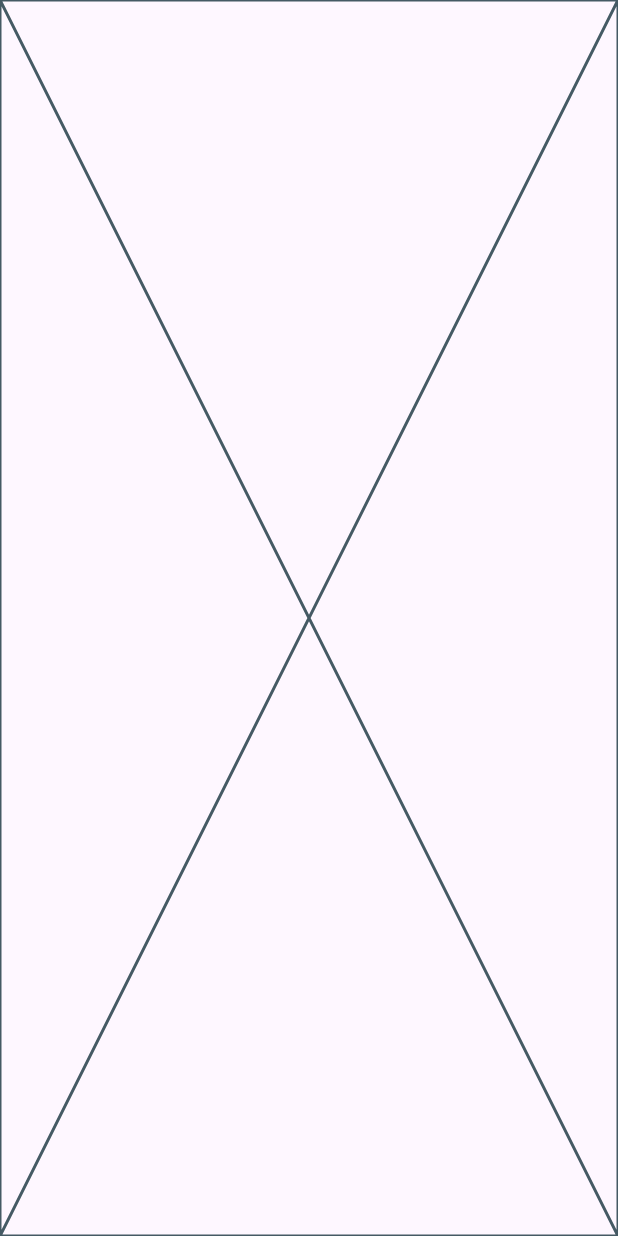
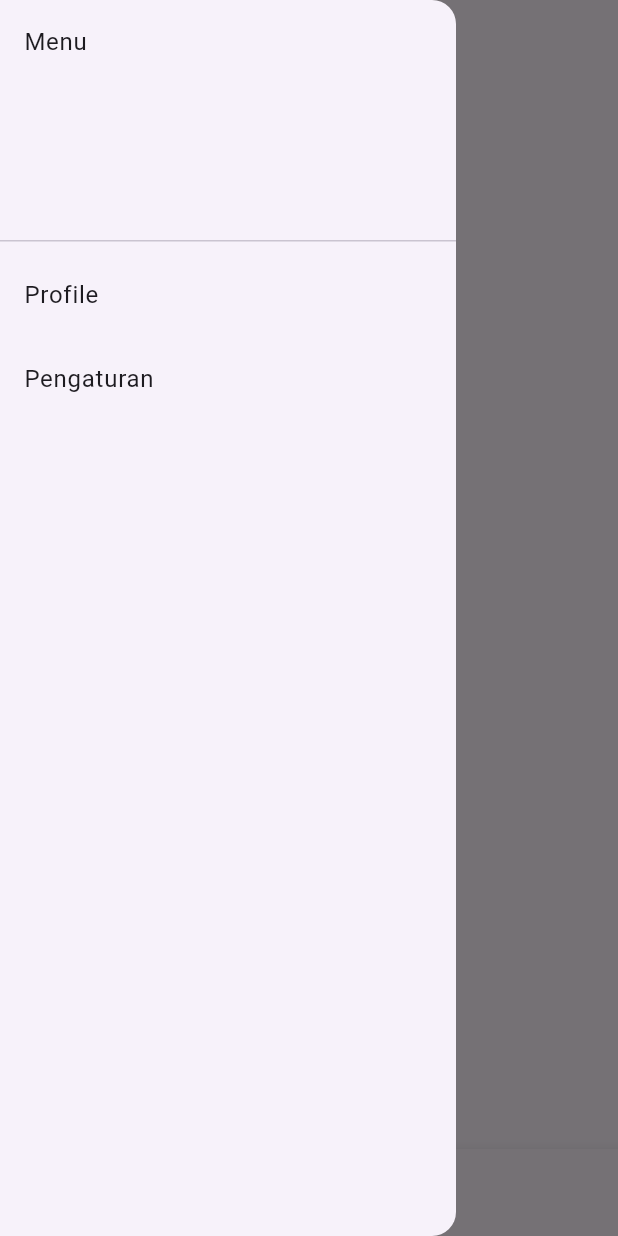
Before and after one commit to Ranggaardiyansah28/ukk_2025, a Flutter app: the MyWidget screen opened directly, with the side drawer open (before the commit the screen has no drawer), on a phone screen of 412 x 824 dp. Run offline on Flutter 3.47's test engine with Material 3 defaults, Android fonts, the phone set to English and light mode, and no system bars; our stand-ins replace supabase_flutter; accounts and stored records are empty.

```diff
--- a/lib/berandapage.dart
+++ b/lib/berandapage.dart
@@ -1,4 +1,5 @@
 import 'package:flutter/material.dart';
+import 'package:supabase_flutter/supabase_flutter.dart';
 
 class MyWidget extends StatefulWidget {
   const MyWidget({super.key});
@@ -14,7 +15,6 @@ class _MyWidgetState extends State<MyWidget> {
     const Center(child: Text('Halaman Beranda', style: TextStyle(fontSize: 24))),
     const Center(child: Text('Halaman Profil', style: TextStyle(fontSize: 24))),
     const Center(child: Text('Halaman Pengaturan', style: TextStyle(fontSize: 24))),
-
   ];
 
   void _onItemTapped(int index) {
@@ -22,8 +22,41 @@ class _MyWidgetState extends State<MyWidget> {
       _selectedIndex = index;
     });
   }
+
   @override
   Widget build(BuildContext context) {
-    return const Placeholder();
+    return Scaffold(
+      appBar: AppBar(title: const Text('Beranda')),
+      drawer: Drawer(
+        child: ListView(
+          children: [
+            DrawerHeader(child: Text('Menu')),
+            ListTile(
+              title: const Text('Profile'),
+              onTap: () {
+              },
+            ),
+            ListTile(
+              title: const Text('Pengaturan'),
+              onTap: (){
+
+              },
+            ),
+          ],
+        ),
+      ),
+
+      body: _pages[_selectedIndex],
+      bottomNavigationBar: BottomNavigationBar(
+        items: const [
+          BottomNavigationBarItem(icon: Icon(Icons.home), label: 'Beranda'),
+          BottomNavigationBarItem(icon: Icon(Icons.person), label: 'Profil'),
+          BottomNavigationBarItem(icon: Icon(Icons.settings), label: 'Pengaturan'),
+          BottomNavigationBarItem(icon: Icon(Icons.settings), label: 'Pengaturan'),
+        ],
+        currentIndex: _selectedIndex,
+        onTap: _onItemTapped,
+      ),
+    );
   }
 }
--- a/lib/loginpage.dart
+++ b/lib/loginpage.dart
@@ -1,5 +1,6 @@
 import 'package:flutter/material.dart';
 import 'package:supabase_flutter/supabase_flutter.dart';
+import 'package:ukk_2025/berandapage.dart';
 
 class LoginPage extends StatefulWidget {
   const LoginPage({super.key});
@@ -12,10 +13,10 @@ class _LoginPageState extends State<LoginPage> {
   final TextEditingController _emailController = TextEditingController();
   final TextEditingController _passwordController = TextEditingController();
   String _errorMessage = '';
-
   Future<void> _login() async {
     final email = _emailController.text;
     final password = _passwordController.text;
+
 
     try {
       final response = await Supabase.instance.client.auth.signInWithPassword(
@@ -25,7 +26,7 @@ class _LoginPageState extends State<LoginPage> {
       if (response.user != null) {
         Navigator.pushReplacement(
           context,
-          MaterialPageRoute(builder: (context) => const LoginPage()),
+          MaterialPageRoute(builder: (context) => const MyWidget ()),
         );
       } else {
         setState(() {
```
Also changed, not shown: lib/main.dart (+6 -7 lines), lib/models/user_model.dart (added), lib/produk.dart (added), lib/user.dart (added).
